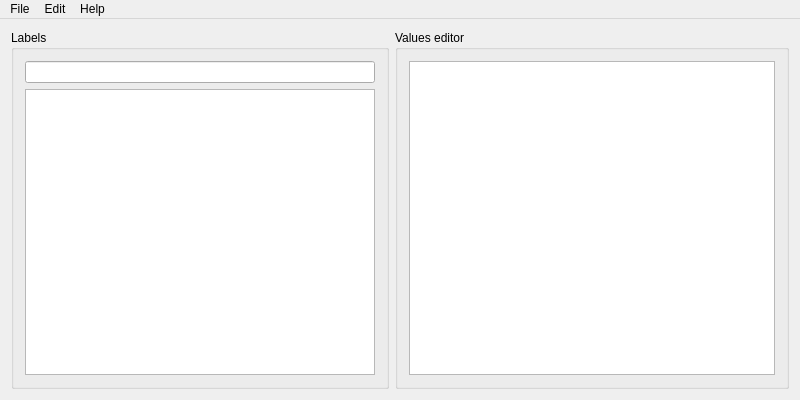
This is forms/mainwindow.ui in pa23/diecat as Qt 5 draws it before an edit. The edited form follows.
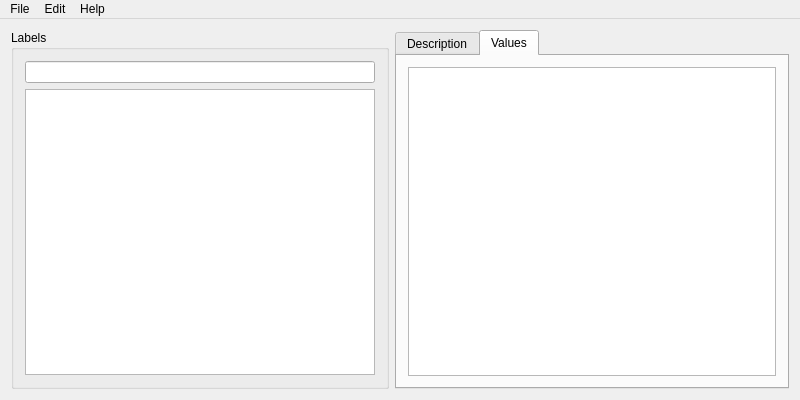
This is the edited form. The open tabs and pages were chosen to show the change.

Patch:
```diff
--- a/forms/mainwindow.ui
+++ b/forms/mainwindow.ui
@@ -20,7 +20,7 @@
    <string>diecat</string>
   </property>
   <widget class="QWidget" name="centralWidget">
-   <layout class="QVBoxLayout" name="verticalLayout_3">
+   <layout class="QVBoxLayout" name="verticalLayout_4">
     <item>
      <layout class="QHBoxLayout" name="horizontalLayout">
       <item>
@@ -58,10 +58,14 @@
        </widget>
       </item>
       <item>
-       <widget class="QGroupBox" name="groupBox_2">
-        <property name="title">
-         <string>Values editor</string>
+       <widget class="QTabWidget" name="tabWidget">
+        <property name="currentIndex">
+         <number>0</number>
         </property>
+        <widget class="QWidget" name="tab_descriptioon">
+         <attribute name="title">
+          <string>Description</string>
+         </attribute>
         <layout class="QVBoxLayout" name="verticalLayout_2">
          <item>
           <widget class="QTableWidget" name="tableWidget_ValuesEditor">
@@ -88,6 +92,38 @@
           </widget>
          </item>
         </layout>
+        </widget>
+        <widget class="QWidget" name="tab_values">
+         <attribute name="title">
+          <string>Values</string>
+         </attribute>
+         <layout class="QVBoxLayout" name="verticalLayout_3">
+          <item>
+           <widget class="QTableWidget" name="tableWidget_Values">
+            <property name="sizeAdjustPolicy">
+             <enum>QAbstractScrollArea::AdjustToContents</enum>
+            </property>
+            <property name="wordWrap">
+             <bool>false</bool>
+            </property>
+            <property name="cornerButtonEnabled">
+             <bool>false</bool>
+            </property>
+            <property name="columnCount">
+             <number>2</number>
+            </property>
+            <attribute name="horizontalHeaderVisible">
+             <bool>false</bool>
+            </attribute>
+            <attribute name="verticalHeaderVisible">
+             <bool>false</bool>
+            </attribute>
+            <column/>
+            <column/>
+           </widget>
+          </item>
+         </layout>
+        </widget>
        </widget>
       </item>
      </layout>
```
Left out of the diff: 2 changed lines with no effect on the pictures. Lines whose indentation alone changed are shown as unchanged.
